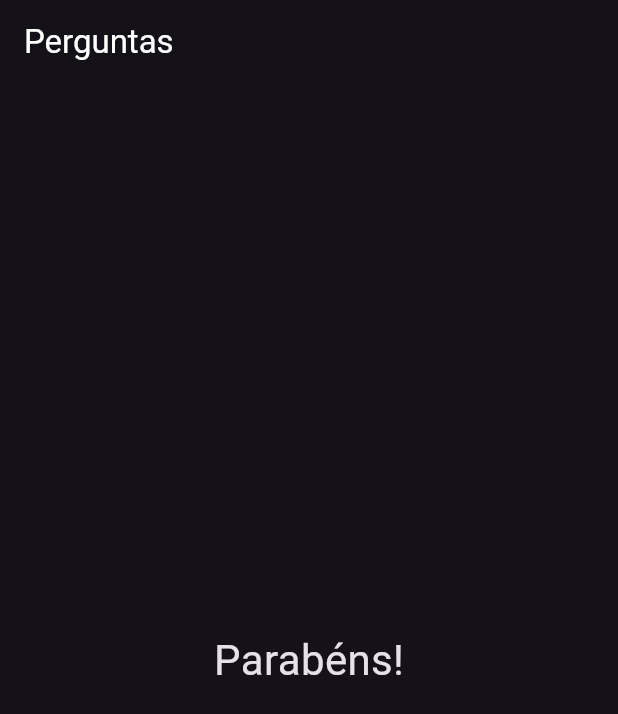
After one commit to Kaue-Dev2000/app-perguntas, a Flutter app: the screen it shows after launch, after a tap on "Preto", after a tap on "Cobra", after a tap on "Léo", on a phone screen of 412 x 824 dp. The commit adds this screen. Shown: the top 714 px of the screen. Run offline on Flutter 3.47's test engine with Material 3 defaults, Android fonts, the phone set to English and light mode, and no system bars.

Commit message:
Created components resultado and questionario

```diff
--- /dev/null
+++ b/lib/questionario.dart
@@ -0,0 +1,14 @@
+import 'package:flutter/material.dart';
+
+class Questionario extends StatelessWidget{
+
+  final List<Map<String, Object>> _perguntas;
+  final int _perguntaSelecionada;
+
+  Questionario(this._perguntas, this._perguntaSelecionada);
+
+  @override
+  Widget build(BuildContext context) {
+    return _perguntas[_perguntaSelecionada].cast()['resposta'];
+  }
+}
--- /dev/null
+++ b/lib/resultado.dart
@@ -0,0 +1,15 @@
+import 'package:flutter/material.dart';
+
+class Resultado extends StatelessWidget{
+
+  @override
+  Widget build(BuildContext context) {
+    return const Center(
+      child: Text(
+        'Parabéns!',
+        style: TextStyle(fontSize: 28.0),
+      ),
+    );
+  }
+
+}
```
Also changed, not shown: lib/main.dart (+2 -8 lines).
